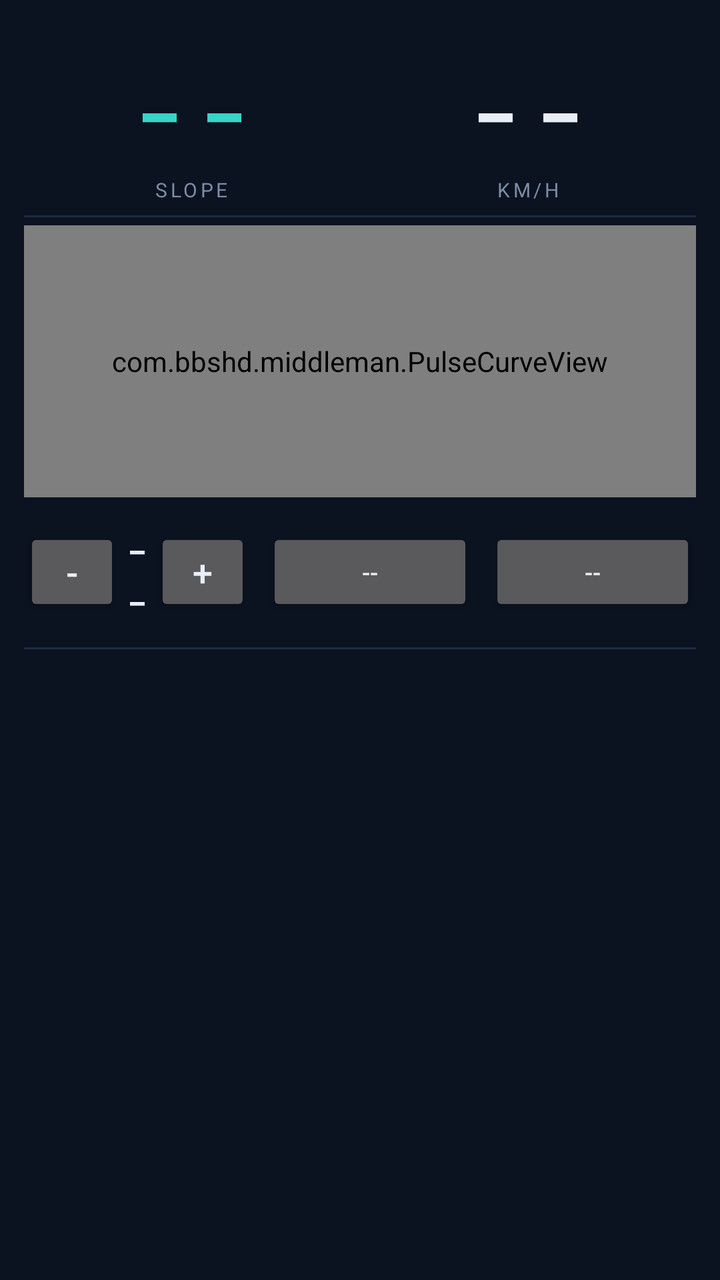
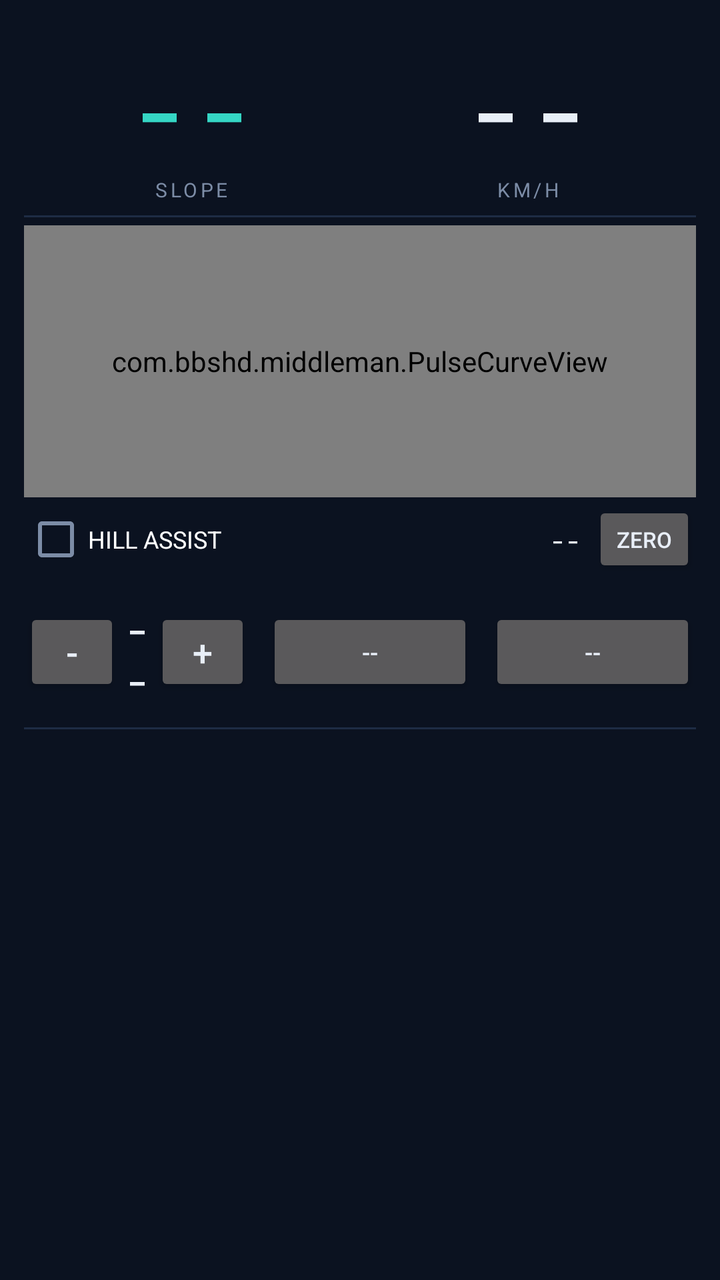

An Android layout rendered at two revisions. The XML below is the earlier revision; the diff shows what the commit changed to produce the second picture.
<!-- AndroidManifest.xml: application theme AppTheme -->
<!-- res/layout/screen_dashboard.xml -->
<?xml version="1.0" encoding="utf-8"?>
<ScrollView xmlns:android="http://schemas.android.com/apk/res/android"
    android:layout_width="match_parent"
    android:layout_height="match_parent"
    android:fillViewport="true"
    android:scrollbars="none">

    <LinearLayout
        android:layout_width="match_parent"
        android:layout_height="wrap_content"
        android:orientation="vertical"
        android:padding="12dp">

        
        <LinearLayout
            android:layout_width="match_parent"
            android:layout_height="wrap_content"
            android:gravity="center_vertical"
            android:orientation="horizontal"
            android:paddingTop="4dp"
            android:paddingBottom="6dp">

            <LinearLayout
                android:layout_width="0dp"
                android:layout_height="wrap_content"
                android:layout_weight="1"
                android:gravity="center_horizontal"
                android:orientation="vertical">

                <TextView
                    android:id="@+id/slopeValue"
                    android:layout_width="wrap_content"
                    android:layout_height="wrap_content"
                    android:fontFamily="monospace"
                    android:text="@string/dash"
                    android:textColor="@color/accent"
                    android:textSize="54sp" />

                <TextView
                    android:layout_width="wrap_content"
                    android:layout_height="wrap_content"
                    android:letterSpacing="0.15"
                    android:text="@string/label_slope"
                    android:textColor="@color/dim"
                    android:textSize="10sp" />
            </LinearLayout>

            <LinearLayout
                android:layout_width="0dp"
                android:layout_height="wrap_content"
                android:layout_weight="1"
                android:gravity="center_horizontal"
                android:orientation="vertical">

                <TextView
                    android:id="@+id/speedValue"
                    android:layout_width="wrap_content"
                    android:layout_height="wrap_content"
                    android:fontFamily="monospace"
                    android:text="@string/dash"
                    android:textColor="@color/fg"
                    android:textSize="54sp" />

                <TextView
                    android:layout_width="wrap_content"
                    android:layout_height="wrap_content"
                    android:letterSpacing="0.15"
                    android:text="@string/label_kmh"
                    android:textColor="@color/dim"
                    android:textSize="10sp" />
            </LinearLayout>
        </LinearLayout>

        <View
            android:layout_width="match_parent"
            android:layout_height="1dp"
            android:background="@color/line" />

        
        <com.bbshd.middleman.PulseCurveView
            android:id="@+id/curveView"
            android:layout_width="match_parent"
            android:layout_height="136dp"
            android:layout_marginTop="4dp" />

        
        <LinearLayout
            android:layout_width="match_parent"
            android:layout_height="wrap_content"
            android:gravity="center_vertical"
            android:orientation="horizontal"
            android:paddingTop="10dp"
            android:paddingBottom="10dp">

            <LinearLayout
                android:layout_width="0dp"
                android:layout_height="wrap_content"
                android:layout_weight="1.1"
                android:gravity="center_vertical"
                android:orientation="horizontal">

                <Button
                    android:id="@+id/assistDown"
                    android:layout_width="48dp"
                    android:layout_height="44dp"
                    android:minWidth="0dp"
                    android:padding="0dp"
                    android:text="@string/minus"
                    android:textSize="18sp" />

                <TextView
                    android:id="@+id/assistValue"
                    android:layout_width="0dp"
                    android:layout_height="wrap_content"
                    android:layout_weight="1"
                    android:fontFamily="monospace"
                    android:gravity="center"
                    android:text="@string/dash"
                    android:textColor="@color/fg"
                    android:textSize="22sp" />

                <Button
                    android:id="@+id/assistUp"
                    android:layout_width="48dp"
                    android:layout_height="44dp"
                    android:minWidth="0dp"
                    android:padding="0dp"
                    android:text="@string/plus"
                    android:textSize="18sp" />
            </LinearLayout>

            <Button
                android:id="@+id/modeButton"
                android:layout_width="0dp"
                android:layout_height="44dp"
                android:layout_marginStart="8dp"
                android:layout_weight="1"
                android:minWidth="0dp"
                android:text="@string/dash"
                android:textSize="12sp" />

            <Button
                android:id="@+id/lightsButton"
                android:layout_width="0dp"
                android:layout_height="44dp"
                android:layout_marginStart="8dp"
                android:layout_weight="1"
                android:minWidth="0dp"
                android:text="@string/dash"
                android:textSize="12sp" />
        </LinearLayout>

        <View
            android:layout_width="match_parent"
            android:layout_height="1dp"
            android:background="@color/line" />

        
        <LinearLayout
            android:id="@+id/gridContainer"
            android:layout_width="match_parent"
            android:layout_height="wrap_content"
            android:orientation="vertical"
            android:paddingTop="4dp" />

    </LinearLayout>
</ScrollView>
<!-- resources referenced by this layout -->
<resources>
  <color name="accent">#35D6C4</color>
  <color name="dim">#7C8CA6</color>
  <color name="fg">#E8EEF7</color>
  <color name="line">#1E2C44</color>
  <string name="dash">--</string>
  <string name="label_kmh">KM/H</string>
  <string name="label_slope">SLOPE</string>
  <string name="minus">-</string>
  <string name="plus">+</string>
  <style name="AppTheme" parent="@android:style/Theme.Material.NoActionBar">
          <item name="android:windowBackground">@color/bg</item>
          <item name="android:colorAccent">@color/accent</item>
          <item name="android:statusBarColor">@color/bg</item>
          <item name="android:navigationBarColor">@color/bg</item>
          <item name="android:textColorPrimary">@color/fg</item>
          <item name="android:textColorSecondary">@color/dim</item>
      </style>
  <color name="bg">#0B1220</color>
</resources>

<!-- the commit's change to res/layout/screen_dashboard.xml (unified diff, before → after) -->
@@ -82,6 +82,43 @@
             android:layout_width="match_parent"
             android:layout_height="136dp"
             android:layout_marginTop="4dp" />
+
+        
+        <LinearLayout
+            android:layout_width="match_parent"
+            android:layout_height="wrap_content"
+            android:gravity="center_vertical"
+            android:orientation="horizontal"
+            android:paddingTop="2dp">
+
+            <CheckBox
+                android:id="@+id/hillEnable"
+                android:layout_width="wrap_content"
+                android:layout_height="wrap_content"
+                android:minWidth="0dp"
+                android:text="HILL ASSIST"
+                android:textSize="12sp" />
+
+            <TextView
+                android:id="@+id/hillGrade"
+                android:layout_width="0dp"
+                android:layout_height="wrap_content"
+                android:layout_weight="1"
+                android:fontFamily="monospace"
+                android:gravity="end"
+                android:text="--"
+                android:textColor="@color/fg"
+                android:textSize="13sp" />
+
+            <Button
+                android:id="@+id/hillZero"
+                android:layout_width="wrap_content"
+                android:layout_height="38dp"
+                android:layout_marginStart="6dp"
+                android:minWidth="0dp"
+                android:text="Zero"
+                android:textSize="11sp" />
+        </LinearLayout>
 
         
         <LinearLayout
